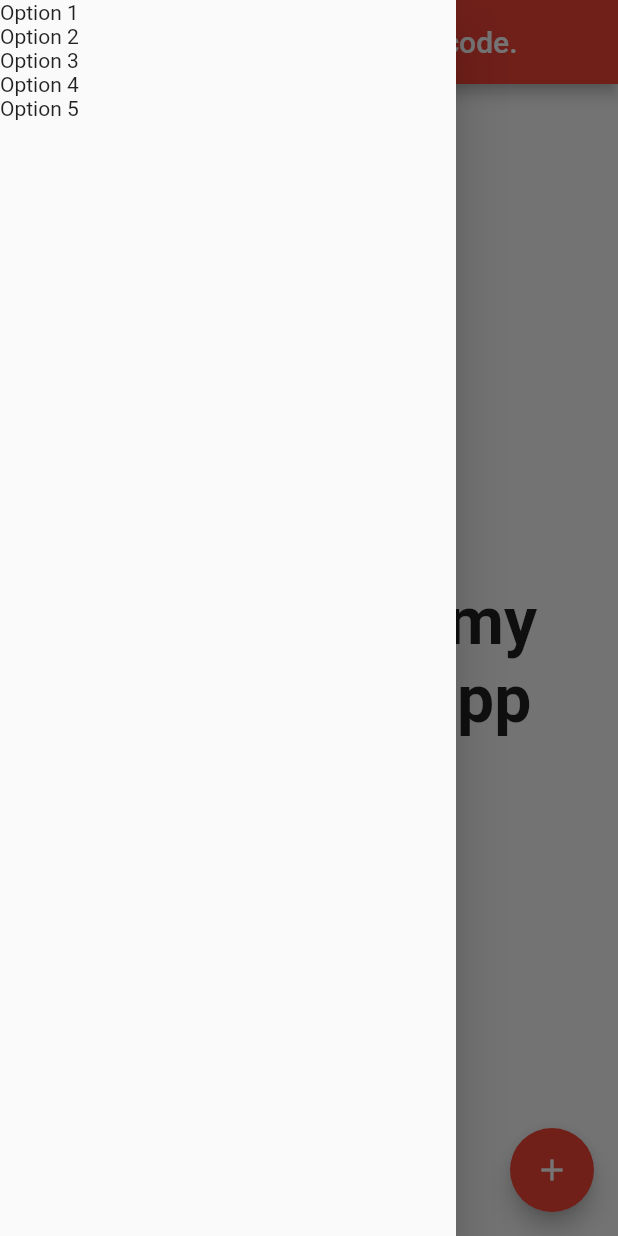
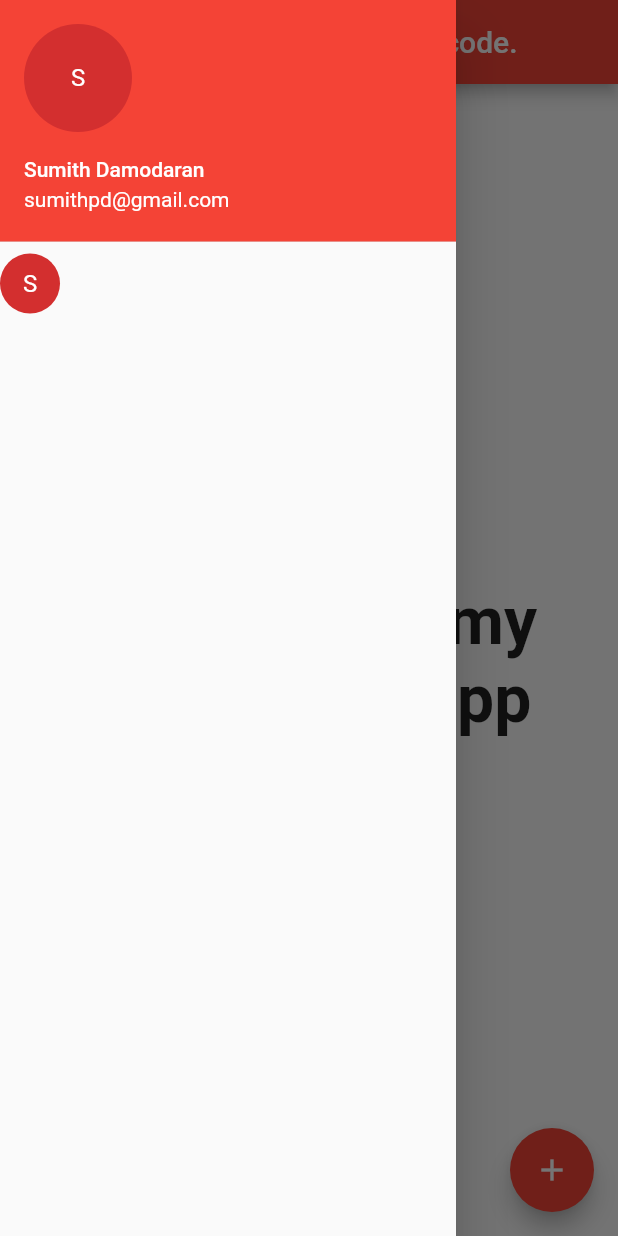
Before and after one commit to sumithpdd/FlutterLearning, a Flutter app: the screen it shows after launch, with the side drawer open, on a phone screen of 412 x 824 dp. Run offline on Flutter 3.47's test engine with Material 2 defaults, Android fonts, the phone set to English and light mode, and no system bars.

```diff
--- a/fluttervscodesample/lib/main.dart
+++ b/fluttervscodesample/lib/main.dart
@@ -19,19 +19,34 @@ class HomePage extends StatelessWidget {
       appBar: AppBar(
         title: Text("First flutter App using vs code."),
       ),
-      body: Center(child: Text("Welcome to my flutter first app",
-      textAlign: TextAlign.center,
-     textScaleFactor: 2, style: TextStyle(fontSize: 22,fontWeight: FontWeight.bold),)),
-     floatingActionButton: FloatingActionButton(
-      child: Icon(Icons.add), onPressed: (){} ,),
-      drawer: Drawer(child: ListView(children: <Widget>[
-        Text("Option 1"),
-        Text("Option 2"),
-        Text("Option 3"),
-        Text("Option 4"),
-        Text("Option 5"),
-
-      ],),),
+      body: Center(
+          child: Text(
+        "Welcome to my flutter first app",
+        textAlign: TextAlign.center,
+        textScaleFactor: 2,
+        style: TextStyle(fontSize: 22, fontWeight: FontWeight.bold),
+      )),
+      floatingActionButton: FloatingActionButton(
+        child: Icon(Icons.add),
+        onPressed: () {},
+      ),
+      drawer: Drawer(
+        child: ListView(
+          padding: EdgeInsets.all(0),
+          children: <Widget>[
+            UserAccountsDrawerHeader(
+              accountEmail: Text("sumithpd@gmail.com"),
+              accountName: Text("Sumith Damodaran"),
+              currentAccountPicture: CircleAvatar(
+                child: Text("S"),
+              ),
+            ),
+            Row(children: <Widget>[
+              CircleAvatar(child: Text("S"),)
+            ],)
+          ],
+        ),
+      ),
     );
   }
 }
```
